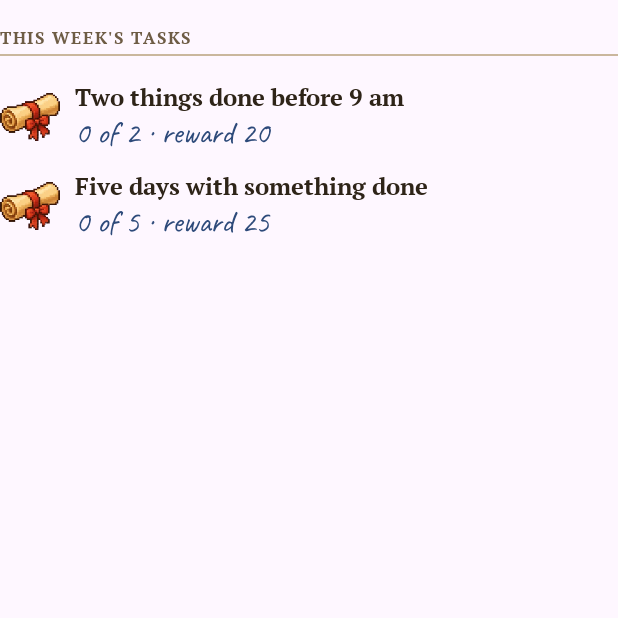
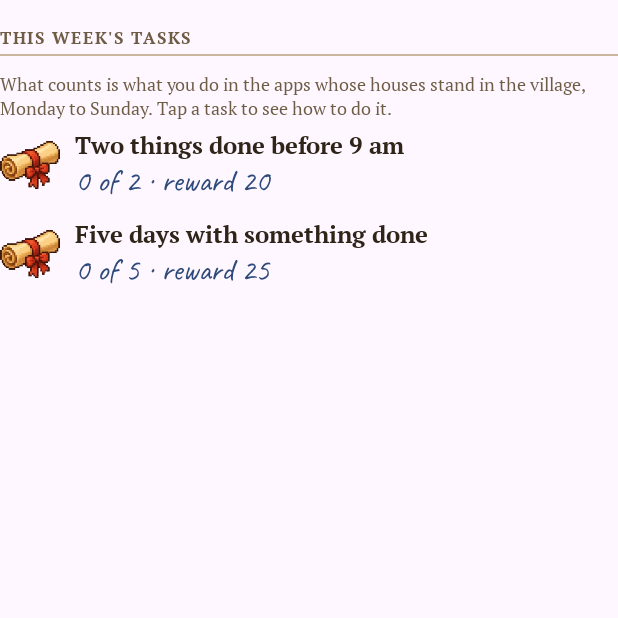
Before and after one commit to bigdevwhale/lingvale, an Android app built with Jetpack Compose: the composable Quests called with empty values, on a phone screen of 412 x 824 dp, the top half of it. Run offline under Robolectric (Android 15) with nearby library versions, the phone set to English and light mode, and no system bars; 5 statements that could not run were skipped.

Commit message:
Weekly tasks say how to do them
The tasks showed a title and a count but nothing more, and tapping one
did nothing. A line on top says what counts (things done in the apps
whose houses stand in the village, Monday to Sunday), and tapping a task
opens a short hint on how to do it.

Co-Authored-By: Claude Opus 5.5 <noreply@anthropic.com>

```diff
--- a/app/src/main/java/app/lingvale/ui/village/Village.kt
+++ b/app/src/main/java/app/lingvale/ui/village/Village.kt
@@ -223,17 +223,21 @@ private fun Quests(live: List<House>) {
     val pr by c.prefs.progress.collectAsState()
     val week = mondayOf(today())
     val qs = remember(live) { Game.quests(live) }
+    var open by remember { mutableStateOf<String?>(null) }
     PaperSection(tr("Задания недели", "This week's tasks")) {
         Column {
+            Text(tr("Считаются дела в приложениях, чьи дома стоят в деревне, с понедельника по воскресенье. Нажмите на задание – подскажу, как его выполнить.",
+                "What counts is what you do in the apps whose houses stand in the village, Monday to Sunday. Tap a task to see how to do it."), style = Ink.small)
             qs.forEach { q ->
                 val key = "$week:${q.id}"
                 val claimed = key in pr.claimed
-                Row(Modifier.fillMaxWidth().padding(vertical = 6.dp), verticalAlignment = Alignment.CenterVertically) {
+                Row(Modifier.fillMaxWidth().clickable { open = if (open == q.id) null else q.id }.padding(vertical = 6.dp), verticalAlignment = Alignment.CenterVertically) {
                     ArtIcon("icon_scroll", 40.dp, Modifier.alpha(if (claimed) .5f else 1f))
                     Spacer(Modifier.width(10.dp))
                     Column(Modifier.weight(1f)) {
                         Text(q.title, style = Ink.h3.copy(color = if (claimed) Ink.soft else Ink.ink))
                         Text(tr("${minOf(q.have, q.goal)} из ${q.goal} · награда ${q.reward}", "${minOf(q.have, q.goal)} of ${q.goal} · reward ${q.reward}"), style = Ink.hand.copy(color = if (claimed) Ink.rule else Ink.blue))
+                        if (open == q.id) Text(q.hint, style = Ink.small, modifier = Modifier.padding(top = 4.dp))
                     }
                     when {
                         claimed -> ArtIcon("postmark", 46.dp, Modifier.alpha(.7f))
```
Also changed, not shown: app/src/main/java/app/lingvale/domain/Game.kt (+19 -0 lines).
